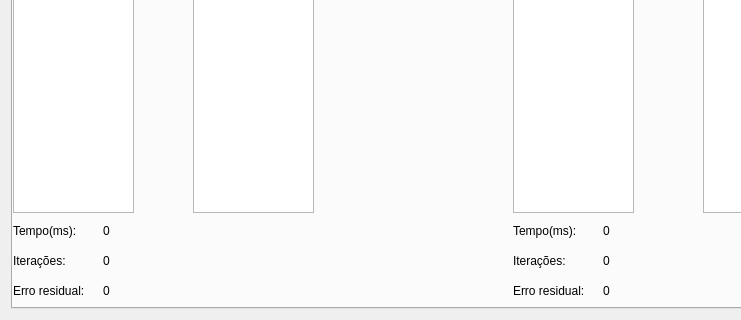
Above: mainwindow.ui from Maysk/trab2MN1 before the change; both pictures show x 0 to 741 and y 195 to 515 of the 870 by 515 pixel window. Below: the same form after it.
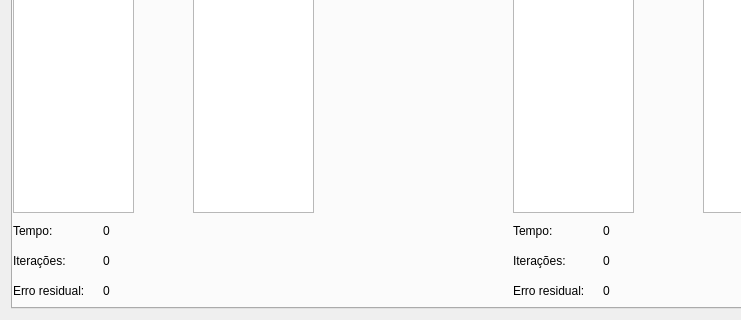
That is the form after the change. The open tabs and pages were chosen to show the change.

Commit message: tempo na interface

Diff of the .ui file:
```diff
--- a/mainwindow.ui
+++ b/mainwindow.ui
@@ -623,7 +623,7 @@
          </rect>
         </property>
         <property name="text">
-         <string>Tempo(ms):</string>
+         <string>Tempo:</string>
         </property>
        </widget>
        <widget class="QLabel" name="labelInterationsGaussComp">
@@ -649,7 +649,7 @@
          </rect>
         </property>
         <property name="text">
-         <string>Tempo(ms):</string>
+         <string>Tempo:</string>
         </property>
        </widget>
        <widget class="QLabel" name="labelInterationsGaussJordanComp">
```
Left out of the diff: 6 changed lines with no effect on the pictures. The commit also changes 2 other files.
